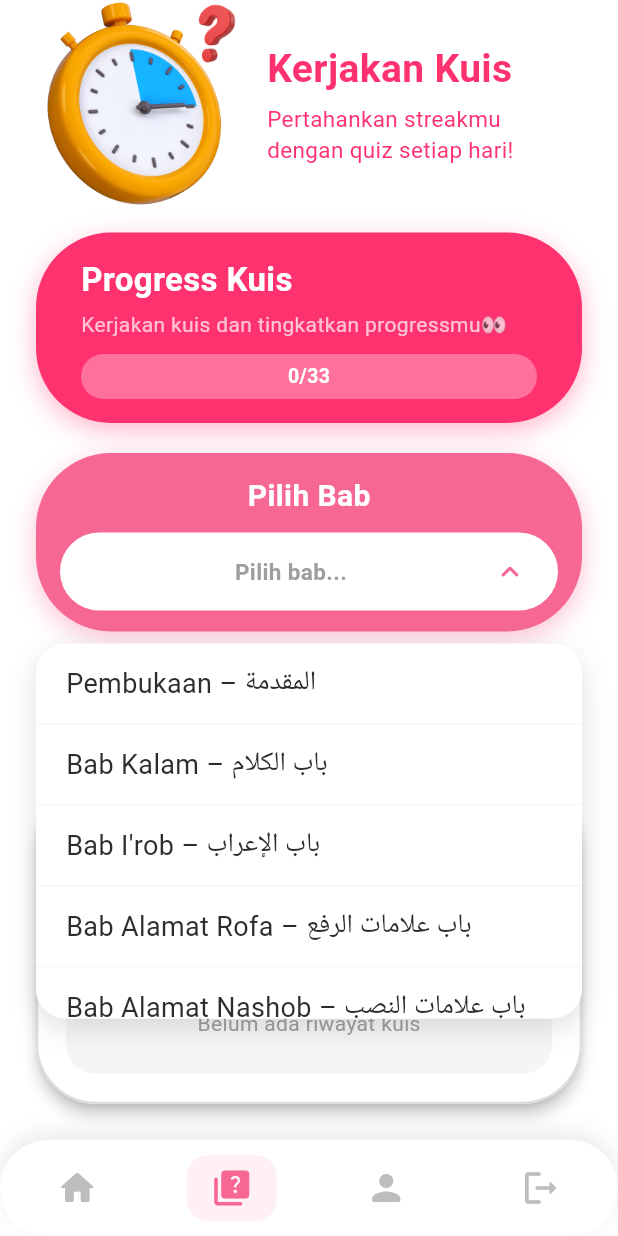
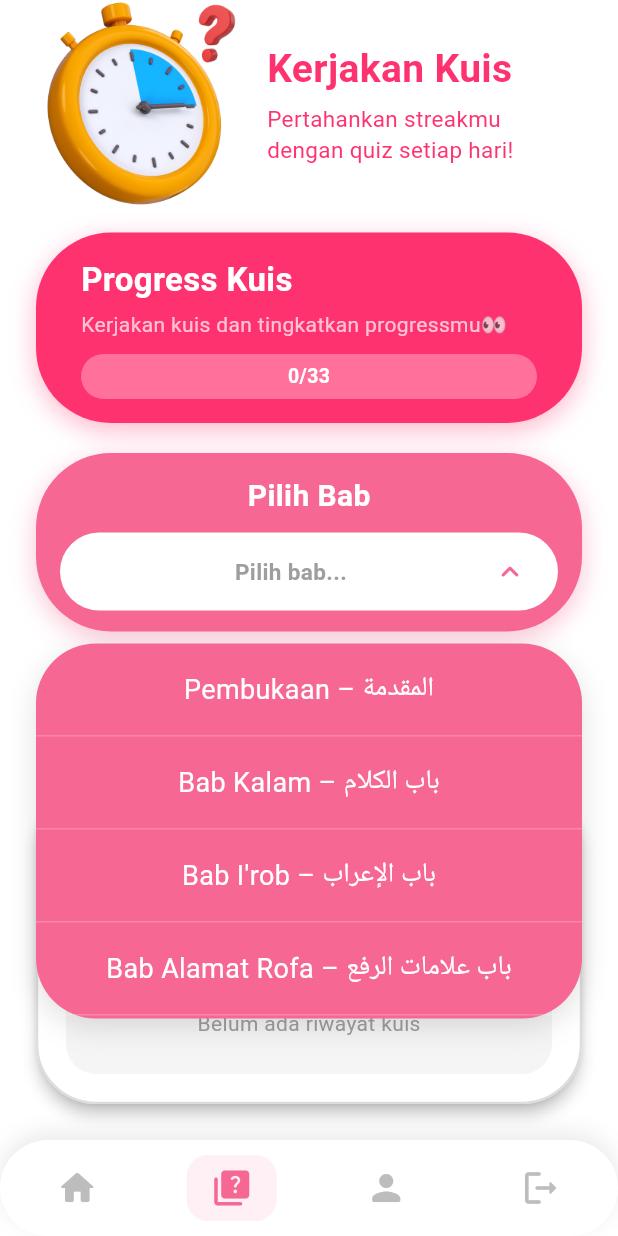
Before and after one commit to marahrofidah/imrithys_rhymes_flutter, a Flutter app: the KerjakanKuisPage screen opened by its route, scrolled down 61 dp, after a tap on "Pilih bab...", on a phone screen of 412 x 824 dp. Run offline on Flutter 3.47's test engine with Material 3 defaults, Android fonts, the light colour scheme and no system bars; our stand-ins replace audioplayers, flutter_dotenv, shared_preferences, supabase_flutter; missing offline and left inert: syncfusion_flutter_pdfviewer; accounts and stored records are empty.

Commit message:
add audio

```diff
--- a/lib/features/student/dengarkan_syair_page.dart
+++ b/lib/features/student/dengarkan_syair_page.dart
@@ -239,7 +239,7 @@ class _DengarkanSyairPageState extends State<DengarkanSyairPage> {
   Widget _buildHeader() {
     return Container(
       color: Colors.white,
-      padding: const EdgeInsets.symmetric(horizontal: 24, vertical: 8),
+      padding: const EdgeInsets.fromLTRB(24, 0, 24, 8),
       child: Column(
         crossAxisAlignment: CrossAxisAlignment.start,
         children: [
--- a/lib/features/student/kerjakan_kuis_page.dart
+++ b/lib/features/student/kerjakan_kuis_page.dart
@@ -186,8 +186,8 @@ class _KerjakanKuisPageState extends State<KerjakanKuisPage> {
                   child: Container(
                     constraints: const BoxConstraints(maxHeight: 250),
                     decoration: BoxDecoration(
-                      color: Colors.white,
-                      borderRadius: BorderRadius.circular(20),
+                      color: const Color(0xFFF66893),
+                      borderRadius: BorderRadius.circular(40),
                       boxShadow: [
                         BoxShadow(
                           color: Colors.black.withValues(alpha: 0.12),
@@ -202,8 +202,10 @@ class _KerjakanKuisPageState extends State<KerjakanKuisPage> {
                         padding: EdgeInsets.zero,
                         shrinkWrap: true,
                         itemCount: _babList.length,
-                        separatorBuilder: (_, _) =>
-                            Divider(height: 1, color: Colors.grey.shade100),
+                        separatorBuilder: (_, _) => Divider(
+                          height: 1,
+                          color: Colors.white.withValues(alpha: 0.2),
+                        ),
                         itemBuilder: (context, index) {
                           final bab = _babList[index];
                           final isPassed = _passedBabKeys.contains(bab['key']);
@@ -229,24 +231,21 @@ class _KerjakanKuisPageState extends State<KerjakanKuisPage> {
                                   },
                             child: Container(
                               color: isSelected
-                                  ? const Color(
-                                      0xFFF66893,
-                                    ).withValues(alpha: 0.06)
-                                  : Colors.white,
+                                  ? Colors.white.withValues(alpha: 0.15)
+                                  : Colors.transparent,
                               padding: const EdgeInsets.symmetric(
-                                horizontal: 20,
-                                vertical: 13,
+                                horizontal: 40,
+                                vertical: 17,
                               ),
                               child: Row(
                                 children: [
                                   Expanded(
                                     child: Text(
                                       bab['label'] as String,
+                                      textAlign: TextAlign.center,
                                       style: TextStyle(
                                         fontSize: 18,
-                                        color: isSelected
-                                            ? const Color(0xFFF66893)
-                                            : const Color(0xFF2D2D2D),
+                                        color: Colors.white,
                                         fontWeight: isSelected
                                             ? FontWeight.bold
                                             : FontWeight.normal,
@@ -256,7 +255,7 @@ class _KerjakanKuisPageState extends State<KerjakanKuisPage> {
                                   if (isSelected)
                                     const Icon(
                                       Icons.check_rounded,
-                                      color: Color(0xFFF66893),
+                                      color: Colors.white,
                                       size: 18,
                                     ),
                                 ],
--- a/lib/models/bab_model.dart
+++ b/lib/models/bab_model.dart
@@ -27,203 +27,203 @@ class BabList {
 
     return [
       BabModel(
-        key: 'pembukaan',
+        key: '1_pembukaan',
         labelId: 'Pembukaan',
         labelAr: 'المقدمة',
         // Menggunakan ekstensi .mp3 sesuai saran ke user
-        audioUrl: '$bucketBase/pembukaan.mp3',
+        audioUrl: '$bucketBase/1_pembukaan.mp3',
       ),
       BabModel(
-        key: 'bab_kalam',
+        key: '2_bab_kalam',
         labelId: 'Bab Kalam',
         labelAr: 'باب الكلام',
-        audioUrl: '$bucketBase/bab_kalam.mp3',
+        audioUrl: '$bucketBase/2_bab_kalam.mp3',
       ),
       BabModel(
-        key: 'bab_irob',
-        labelId: "Bab I'rob",
+        key: '3_bab_irab',
+        labelId: "Bab I'rab",
         labelAr: 'باب الإعراب',
-        audioUrl: '$bucketBase/bab_irob.mp3',
+        audioUrl: '$bucketBase/3_bab_irab.mp3',
       ),
       BabModel(
-        key: 'bab_alamat_irob',
-        labelId: "Bab Alamat I'rob",
+        key: '4_bab_alamat_irab',
+        labelId: "Bab Alamat I'rab",
         labelAr: 'باب علامات الإعراب',
-        audioUrl: '$bucketBase/bab_alamat_irob.mp3',
+        audioUrl: '$bucketBase/4_bab_alamat_irab.mp3',
       ),
       BabModel(
-        key: 'bab_alamat_nashob',
+        key: '5_bab_alamat_nashob',
         labelId: 'Bab Alamat Nashob',
         labelAr: "باب علامات النّصب",
-        audioUrl: '$bucketBase/bab_alamat_nashob.mp3',
+        audioUrl: '$bucketBase/5_bab_alamat_nashob.mp3',
       ),
       BabModel(
-        key: 'bab_alamat_jer',
+        key: '6_bab_alamat_jer',
         labelId: 'Bab Alamat Jer',
         labelAr: 'باب علامات الخفض',
-        audioUrl: '$bucketBase/bab_alamat_jer.mp3',
+        audioUrl: '$bucketBase/6_bab_alamat_jer.mp3',
       ),
       BabModel(
-        key: 'bab_alamat_jazam',
+        key: '7_bab_alamat_jazam',
         labelId: 'Bab Alamat Jazam',
         labelAr: 'باب علامات الجزم',
-        audioUrl: '$bucketBase/bab_alamat_jazam.mp3',
+        audioUrl: '$bucketBase/7_bab_alamat_jazam.mp3',
       ),
       BabModel(
-        key: 'fasal',
+        key: '8_fasal',
         labelId: 'Fasal',
         labelAr: "فضّل",
-        audioUrl: '$bucketBase/fasal.mp3',
+        audioUrl: '$bucketBase/8_fasal.mp3',
       ),
       BabModel(
-        key: 'bab_makrifat_nakirah',
+        key: '9_bab_makrifat_nakirah',
         labelId: 'Bab Makrifat dan Nakirah',
         labelAr: "باب المعرفة والنّكرة",
-        audioUrl: '$bucketBase/bab_makrifat_nakirah.mp3',
+        audioUrl: '$bucketBase/9_bab_makrifat_nakirah.mp3',
       ),
       BabModel(
-        key: 'ba_fiil_fiil',
+        key: '10_bab_fiil_fiil',
         labelId: 'Bab Fiil Fiil',
         labelAr: "باب الفعل الفعل",
-        audioUrl: '$bucketBase/ba_fiil_fiil.mp3',
+        audioUrl: '$bucketBase/10_bab_fiil_fiil.mp3',
       ),
       BabModel(
-        key: 'bab_irab_fiil',
+        key: '11_bab_irab_fiil',
         labelId: 'Bab Irab Fiil',
         labelAr: "باب الإعراب الفعل",
-        audioUrl: '$bucketBase/bab_irab_fiil.mp3',
+        audioUrl: '$bucketBase/11_bab_irab_fiil.mp3',
       ),
       BabModel(
-        key: 'bab_isim_yang_dibaca_rafa',
+        key: '12_bab_isim_yang_dibaca_rafa',
         labelId: 'Bab Isim yang dibaca Rafa',
         labelAr: "باب مرفوعات الأسماء",
-        audioUrl: '$bucketBase/bab_isim_yang_dibaca_rafa.mp3',
+        audioUrl: '$bucketBase/12_bab_isim_yang_dibaca_rafa.mp3',
       ),
       BabModel(
-        key: 'bab_naibul_fail',
+        key: '13_bab_naibul_fail',
         labelId: 'Bab Naibul Fail',
         labelAr: "باب نائب الفاعل",
-        audioUrl: '$bucketBase/bab_naibul_fail.mp3',
+        audioUrl: '$bucketBase/13_bab_naibul_fail.mp3',
       ),
       BabModel(
-        key: 'bab_mubtada_khobar',
+        key: '14_bab_mubtada_khobar',
         labelId: 'Bab Mubtada Khobar',
         labelAr: "باب المبتدأ والخبار",
-        audioUrl: '$bucketBase/bab_mubtada_khobar.mp3',
+        audioUrl: '$bucketBase/14_bab_mubtada_khobar.mp3',
       ),
       BabModel(
-        key: 'bab_kanna_dan_saudaranya',
+        key: '15_bab_kanna_dan_saudaranya',
         labelId: 'Bab Kanna dan Saudaranya',
         labelAr: "باب كان وأخواتها",
-        audioUrl: '$bucketBase/bab_kanna_dan_saudaranya.mp3',
+        audioUrl: '$bucketBase/15_bab_kanna_dan_saudaranya.mp3',
       ),
       BabModel(
-        key: 'bab_inna_dan_saudaranya',
+        key: '16_bab_inna_dan_saudaranya',
         labelId: 'Bab Inna dan Saudaranya',
         labelAr: "باب إن وأخواتها",
-        audioUrl: '$bucketBase/bab_inna_dan_saudaranya.mp3',
+        audioUrl: '$bucketBase/16_bab_inna_dan_saudaranya.mp3',
       ),
       BabModel(
-        key: 'bab_dzanna_dan_saudaranya',
+        key: '17_bab_dzanna_dan_saudaranya',
         labelId: 'Bab Dzanna dan Saudaranya',
         labelAr: "باب ظن وأخواتها",
-        audioUrl: '$bucketBase/bab_dzanna_dan_saudaranya.mp3',
+        audioUrl: '$bucketBase/17_bab_dzanna_dan_saudaranya.mp3',
       ),
       BabModel(
-        key: 'bab_naat',
+        key: '18_bab_naat',
         labelId: 'Bab Na\'at',
         labelAr: "باب النعت",
-        audioUrl: '$bucketBase/bab_naat.mp3',
+        audioUrl: '$bucketBase/18_bab_naat.mp3',
       ),
       BabModel(
-        key: 'bab_ataf',
+        key: '19_bab_ataf',
         labelId: 'Bab Ataf',
         labelAr: "باب العطف",
-        audioUrl: '$bucketBase/bab_ataf.mp3',
+        audioUrl: '$bucketBase/19_bab_ataf.mp3',
       ),
       BabModel(
-        key: 'bab_taukid',
+        key: '20_bab_taukid',
         labelId: 'Bab Taukid',
         labelAr: "باب التوكيد",
-        audioUrl: '$bucketBase/bab_taukid.mp3',
+        audioUrl: '$bucketBase/20_bab_taukid.mp3',
       ),
       BabModel(
-        key: 'bab_badal',
+        key: '21_bab_badal',
         labelId: 'Bab Badal',
         labelAr: "باب البدل",
-        audioUrl: '$bucketBase/bab_badal.mp3',
+        audioUrl: '$bucketBase/21_bab_badal.mp3',
       ),
       BabModel(
-        key: 'bab_isim_yang_dibaca_nashob',
+        key: '22_bab_isim_yang_dibaca_nashob',
         labelId: 'Bab Isim yang dibaca Nashob',
         labelAr: "باب منصوبات الأسماء",
-        audioUrl: '$bucketBase/bab_isim_yang_dibaca_nashob.mp3',
+        audioUrl: '$bucketBase/22_bab_isim_yang_dibaca_nashob.mp3',
       ),
       BabModel(
-        key: 'bab_masdar',
+        key: '23_bab_masdar',
         labelId: 'Bab Masdar',
         labelAr: "باب المصدر",
-        audioUrl: '$bucketBase/bab_masdar.mp3',
+        audioUrl: '$bucketBase/23_bab_masdar.mp3',
       ),
       BabModel(
-        key: 'bab_dhorof',
+        key: '24_bab_dhorof',
         labelId: 'Bab Dhorof',
         labelAr: "باب الظرف",
-        audioUrl: '$bucketBase/bab_dhorof.mp3',
+        audioUrl: '$bucketBase/24_bab_dhorof.mp3',
       ),
       BabModel(
-        key: 'bab_hal',
+        key: '25_bab_hal',
         labelId: 'Bab Hal',
         labelAr: "باب الحال",
-        audioUrl: '$bucketBase/bab_hal.mp3',
+        audioUrl: '$bucketBase/25_bab_hal.mp3',
       ),
       BabModel(
-        key: 'bab_tamyiz',
+        key: '26_bab_tamyiz',
         labelId: 'Bab Tamyiz',
         labelAr: "باب التمييز",
-        audioUrl: '$bucketBase/bab_tamyiz.mp3',
+        audioUrl: '$bucketBase/26_bab_tamyiz.mp3',
       ),
       BabModel(
-        key: 'bab_istisna',
+        key: '27_bab_istisna',
         labelId: 'Bab Istisna',
         labelAr: "باب الاستثناء",
-        audioUrl: '$bucketBase/bab_istisna.mp3',
+        audioUrl: '$bucketBase/27_bab_istisna.mp3',
       ),
       BabModel(
-        key: 'bab_la_yang_beramal_seperti_amal_inna',
+        key: '28_bab_la_yang_beramal_seperti_amal_inna',
         labelId: 'Bab La yang Beramal Seperti Amal Inna',
         labelAr: "باب لا العاملة عمل إن",
-        audioUrl: '$bucketBase/bab_la_yang_beramal_seperti_amal_inna.mp3',
+        audioUrl: '$bucketBase/28_bab_la_yang_beramal_seperti_amal_inna.mp3',
       ),
       BabModel(
-        key: 'bab_munada',
+        key: '29_bab_munada',
         labelId: 'Bab Munada',
         labelAr: "باب النداء",
-        audioUrl: '$bucketBase/bab_munada.mp3',
+        audioUrl: '$bucketBase/29_bab_munada.mp3',
       ),
       BabModel(
-        key: 'bab_maful_li_ajlih',
+        key: '30_bab_maful_li_ajlih',
         labelId: 'Bab Maful li Ajlih',
         labelAr: "باب المفعول لأجله",
-        audioUrl: '$bucketBase/bab_maful_li_ajlih.mp3',
+        audioUrl: '$bucketBase/30_bab_maful_li_ajlih.mp3',
       ),
       BabModel(
-        key: 'bab_maful_maah',
+        key: '31_bab_maful_maah',
         labelId: 'Bab Maful Ma\'ah',
         labelAr: "باب المفعول معه",
-        audioUrl: '$bucketBase/bab_maful_maah.mp3',
+        audioUrl: '$bucketBase/31_bab_maful_maah.mp3',
       ),
       BabModel(
-        key: 'bab_isim_yang_dibaca_jer',
+        key: '32_bab_isim_yang_dibaca_jer',
         labelId: 'Bab Isim yang dibaca Jer',
         labelAr: "باب مخفوضات الأسماء",
-        audioUrl: '$bucketBase/bab_isim_yang_dibaca_jer.mp3',
+        audioUrl: '$bucketBase/32_bab_isim_yang_dibaca_jer.mp3',
       ),
       BabModel(
-        key: 'bab_idofah',
+        key: '33_bab_idofah',
         labelId: 'Bab Idofah',
         labelAr: "باب الإضافة",
-        audioUrl: '$bucketBase/bab_idofah.mp3',
+        audioUrl: '$bucketBase/33_bab_idofah.mp3',
       ),
     ];
   }
```
